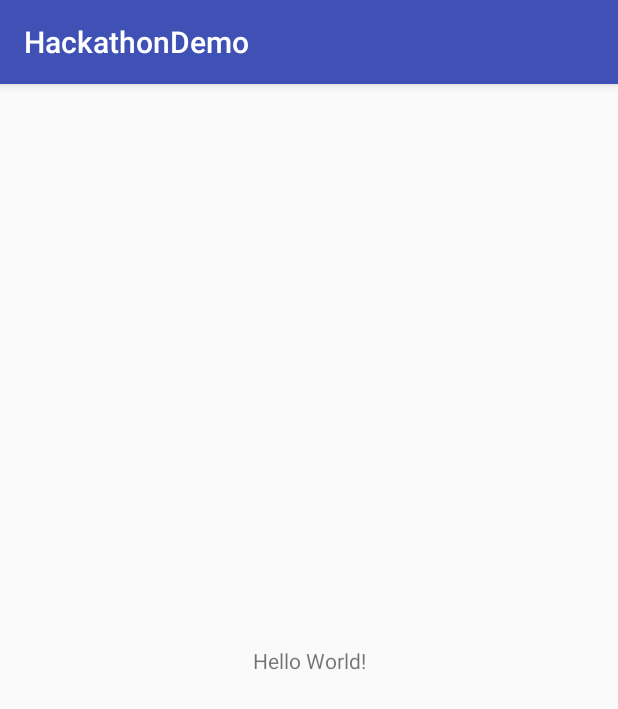
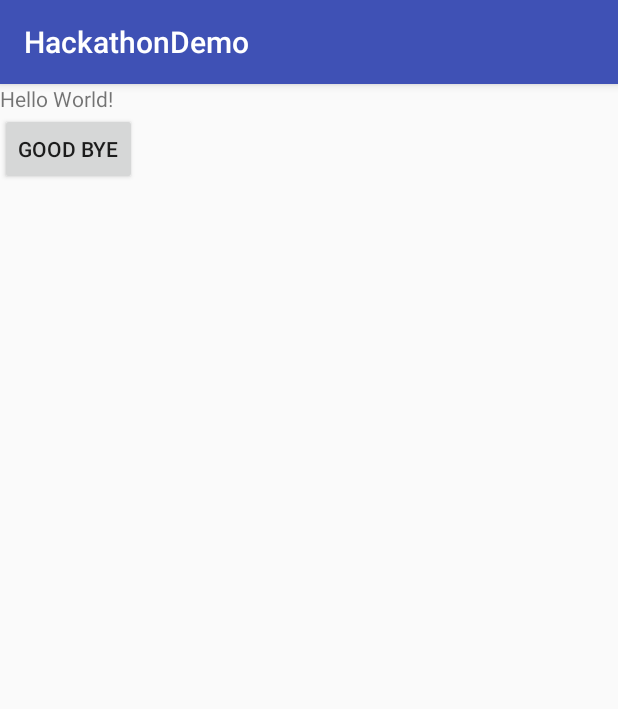
Before and after one commit to HackathonAASF/HackathonDemo, an Android app: the screen it shows after launch (MainActivity), on a phone screen of 412 x 824 dp. Shown: the top 709 px of the screen. Run offline under Robolectric (Android 15) with nearby library versions, the phone set to English and light mode, and no system bars.

Commit message:
Button Added

```diff
--- a/app/src/main/java/com/developer/iron_man/hackathondemo/MainActivity.java
+++ b/app/src/main/java/com/developer/iron_man/hackathondemo/MainActivity.java
@@ -2,12 +2,26 @@ package com.developer.iron_man.hackathondemo;
 
 import android.support.v7.app.AppCompatActivity;
 import android.os.Bundle;
+import android.view.View;
+import android.widget.Button;
+import android.widget.TextView;
 
 public class MainActivity extends AppCompatActivity {
+    private TextView t;
+    private Button g;
 
     @Override
     protected void onCreate(Bundle savedInstanceState) {
         super.onCreate(savedInstanceState);
         setContentView(R.layout.activity_main);
+
+        g =  findViewById(R.id.goodbye);
+        t =  findViewById(R.id.text);
+        g.setOnClickListener(new View.OnClickListener() {
+            @Override
+            public void onClick(View view) {
+                t.setText("Clicked !");
+            }
+        });
     }
 }
--- a/app/src/main/res/layout/activity_main.xml
+++ b/app/src/main/res/layout/activity_main.xml
@@ -6,13 +6,26 @@
     android:layout_height="match_parent"
     tools:context="com.developer.iron_man.hackathondemo.MainActivity">
 
+    <LinearLayout
+        android:layout_width="match_parent"
+        android:layout_height="match_parent"
+        android:orientation="vertical">
         <TextView
             android:layout_width="wrap_content"
             android:layout_height="wrap_content"
+            android:id="@+id/text"
             android:text="Hello World!"
             app:layout_constraintBottom_toBottomOf="parent"
             app:layout_constraintLeft_toLeftOf="parent"
             app:layout_constraintRight_toRightOf="parent"
             app:layout_constraintTop_toTopOf="parent" />
+        <Button
+            android:layout_width="wrap_content"
+            android:layout_height="wrap_content"
+            android:text="Good Bye"
+            android:id="@+id/goodbye"
+            />
+    </LinearLayout>
+
 
 </android.support.constraint.ConstraintLayout>
```
Lines whose indentation alone changed are shown as unchanged.
